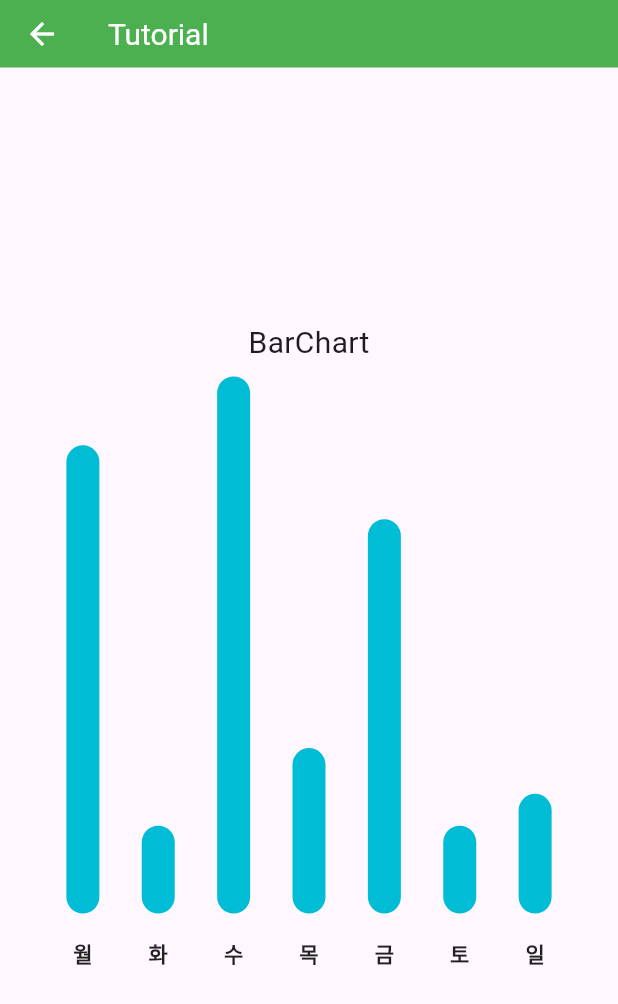
After one commit to asj214/flutter_tutorials, a Flutter app: the ChartPage screen opened by its route, on a phone screen of 412 x 824 dp. The commit adds this screen. Shown: the top 1004 px of the screen. Run offline on Flutter 3.47's test engine with Material 3 defaults, Android fonts, the phone set to English and light mode, and no system bars; drawn by our look-alikes of fl_chart; our stand-ins replace email_validator, shared_preferences; accounts and stored records are empty.

Commit message:
[TUTORIAL-05] 막대그래프 추가

```diff
--- /dev/null
+++ b/lib/components/charts/bar_chart_widget.dart
@@ -0,0 +1,152 @@
+import 'package:flutter/material.dart';
+import 'package:fl_chart/fl_chart.dart';
+
+class BarChartWidget extends StatefulWidget {
+  final List<Map<String, dynamic>> chartData;
+
+  const BarChartWidget({
+    super.key,
+    required this.chartData
+  });
+
+  @override
+  State<BarChartWidget> createState() => _BarChartWidget();
+}
+
+class _BarChartWidget extends State<BarChartWidget> {
+  final Duration timer = const Duration(seconds: 3);
+  final Color barColor = Colors.white;
+  final Color touchBarColor = Colors.white70;
+  final Color backGroundColor = Colors.white;
+  static const Color titleTextColor = Colors.black87;
+  static const Color borderColor = Colors.white;
+
+  int touchedIndex = -1;
+
+  late List<Map<String, dynamic>> _chartData;
+
+  @override
+  void initState() {
+    super.initState();
+    _chartData = widget.chartData;
+  }
+
+  @override
+  Widget build(BuildContext context) {
+    return AspectRatio(
+      aspectRatio: 1,
+      child: Stack(
+        children: <Widget>[
+          Expanded(
+            child: Padding(
+              padding: const EdgeInsets.symmetric(horizontal: 8),
+              child: BarChart(
+                barChartData(),
+                swapAnimationDuration: timer,
+              )
+            )
+          )
+        ]
+      )
+    );
+  }
+
+  BarChartData barChartData() {
+    return BarChartData(
+      barTouchData: BarTouchData(
+        touchTooltipData: BarTouchTooltipData(
+        getTooltipItem: (group, groupIndex, rod, rodIndex) {
+          String walkCount = _chartData[group.x.toInt()]['walkCount'].toInt().toString();
+          return BarTooltipItem(
+            walkCount, // 툴팁 내용 변경
+            const TextStyle(color: Colors.white, fontWeight: FontWeight.bold),
+          );
+        },
+      ),
+      ),
+      titlesData: FlTitlesData(
+        show: true,
+        rightTitles: const AxisTitles(
+          sideTitles: SideTitles(showTitles: false),
+        ),
+        topTitles: const AxisTitles(
+          sideTitles: SideTitles(showTitles: false),
+        ),
+        bottomTitles: AxisTitles(
+          sideTitles: SideTitles(
+            showTitles: true,
+            getTitlesWidget: getTitles,
+            reservedSize: 38,
+          ),
+        ),
+        leftTitles: const AxisTitles(
+          sideTitles: SideTitles(
+            showTitles: false,
+          ),
+        ),
+      ),
+      borderData: FlBorderData(
+        show: false,
+      ),
+      barGroups: showingGroups(),
+      gridData: const FlGridData(show: false),
+    );
+  }
+
+  Widget getTitles(double value, TitleMeta meta) {
+    const style = TextStyle(
+      color: titleTextColor,
+      fontWeight: FontWeight.bold,
+      fontSize: 14,
+    );
+
+    String weekText = _chartData[value.toInt()]['weekText'].toString();
+
+    return SideTitleWidget(
+      axisSide: meta.axisSide,
+      space: 16,
+      child: Text(weekText, style: style),
+    );
+  }
+
+  List<BarChartGroupData> showingGroups() {
+    List<BarChartGroupData> groups = [];
+    for (int i = 0; i < _chartData.length; i++) {
+      double walkCount = _chartData[i]['walkCount'].toDouble();
+      groups.add(makeGroupData(i, walkCount, isTouched: i == touchedIndex));
+    }
+    return groups;
+  }
+
+  BarChartGroupData makeGroupData(
+    int x,
+    double y,
+    {
+      bool isTouched = false,
+      Color? barColor,
+      double width = 22,
+      List<int> showTooltips = const [],
+    }
+  ) {
+
+    return BarChartGroupData(
+      x: x,
+      barRods: [
+        BarChartRodData(
+          toY: isTouched ? y + 1 : y,
+          color: isTouched ? touchBarColor : barColor,
+          width: width,
+          borderSide: isTouched
+              ? BorderSide(color: touchBarColor)
+              : const BorderSide(color: borderColor, width: 0),
+          backDrawRodData: BackgroundBarChartRodData(
+            show: true,
+            toY: 20,
+            color: backGroundColor,
+          ),
+        ),
+      ],
+      showingTooltipIndicators: showTooltips,
+    );
+  }
+}
--- a/lib/main.dart
+++ b/lib/main.dart
@@ -7,6 +7,7 @@ import 'pages/photos/photo_list.dart';
 import 'pages/member/member_join.dart';
 import 'pages/member/login.dart';
 import 'pages/info_page.dart';
+import 'pages/charts/chart_page.dart';
 import 'utils/user_state.dart';
 
 
@@ -44,6 +45,7 @@ class MainApp extends StatelessWidget {
         '/memberRegister': (context) => const MemberJoin(),
         '/memberLogin': (context) => const Login(),
         '/infoPage': (context) => const InfoPage(),
+        '/chartPage': (context) => const ChartPage(),
       }
     );
   }
--- /dev/null
+++ b/lib/pages/charts/bar_chart_page.dart
@@ -0,0 +1,25 @@
+import 'dart:math';
+import 'package:flutter/material.dart';
+import 'package:flutter_tutorials/components/charts/bar_chart_widget.dart';
+
+class BarChartPage extends StatelessWidget {
+  const BarChartPage({super.key});
+
+  @override
+  Widget build(BuildContext context) {
+    Random random = Random();
+    const List<String> weeks = ['월', '화', '수', '목', '금', '토', '일'];
+    List<Map<String, dynamic>> chartRows = [];
+
+    for (int i = 0; i < 7; i++) {
+      String weekText = weeks[i];
+      chartRows.add({
+        'week': i,
+        'weekText': weekText,
+        'walkCount': random.nextInt(15001) // 0부터 15000까지의 난수 생성
+      });
+    }
+
+    return BarChartWidget(chartData: chartRows,);
+  }
+}
--- /dev/null
+++ b/lib/pages/charts/chart_page.dart
@@ -0,0 +1,33 @@
+import 'package:flutter/material.dart';
+import 'bar_chart_page.dart';
+
+class ChartPage extends StatelessWidget {
+  const ChartPage({super.key});
+
+  @override
+  Widget build(BuildContext context) {
+
+    return Scaffold(
+      appBar: AppBar(
+        title: const Text(
+          'Tutorial',
+        ),
+      ),
+      body: const Center(
+        child: Column(
+          mainAxisAlignment: MainAxisAlignment.center,
+          children: [
+            Text(
+              'BarChart',
+              style: TextStyle(fontSize: 20)
+            ),
+            Padding(
+              padding: EdgeInsets.all(8),
+              child: BarChartPage()
+            )
+          ]
+        )
+      )
+    );
+  }
+}
--- a/lib/pages/home.dart
+++ b/lib/pages/home.dart
@@ -47,6 +47,12 @@ class Home extends StatelessWidget {
             },
             child: const Text('info Page'),
           ),
+          ElevatedButton(
+            onPressed: () {
+              Navigator.of(context).pushNamed('/chartPage');
+            },
+            child: const Text('Charts'),
+          ),
         ]
       )
     );
```
